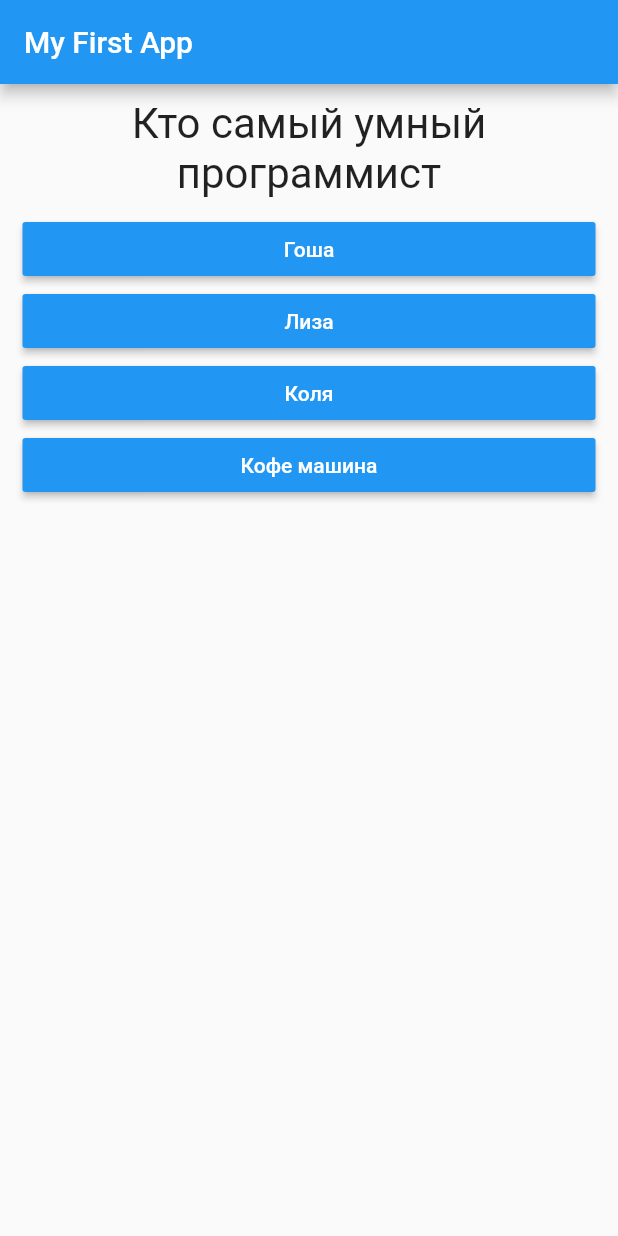
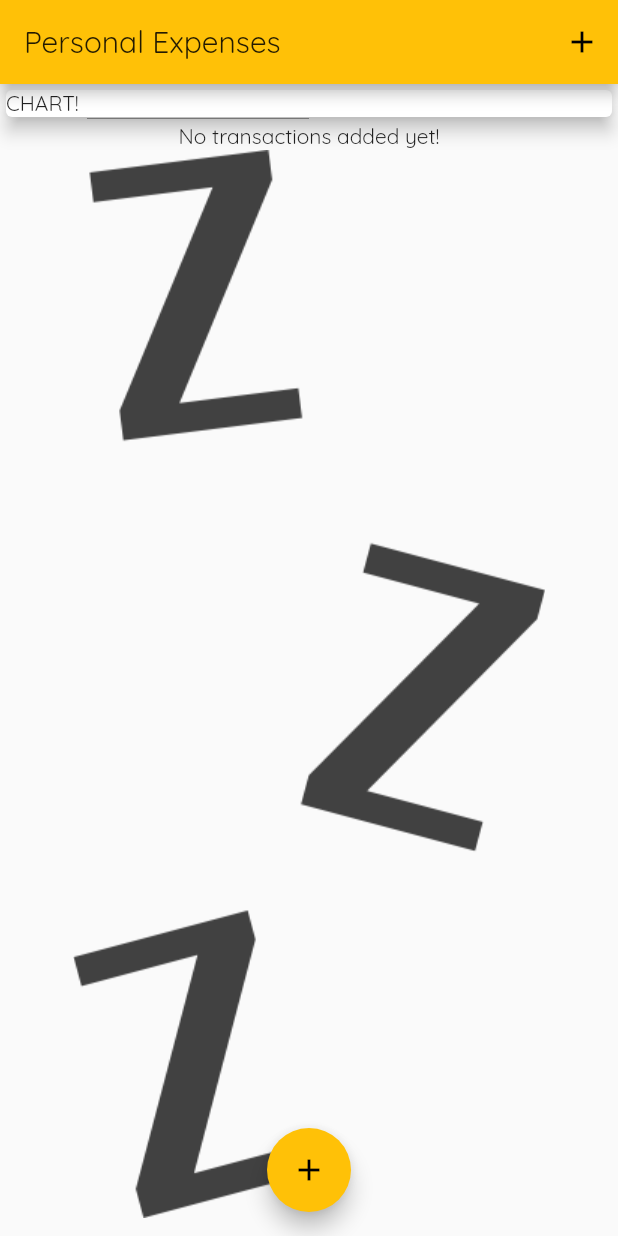
Before and after one commit to skromez/flutter, a Flutter app: the screen it shows after launch, on a phone screen of 412 x 824 dp. Run offline on Flutter 3.47's test engine with Material 2 defaults, Android fonts, the phone set to English and light mode, and no system bars.

Commit message:
working on new project

```diff
--- a/lib/answer.dart
+++ /dev/null
@@ -1,22 +0,0 @@
-import 'package:flutter/material.dart';
-
-class Answer extends StatelessWidget {
-  final Function selectHandler;
-  final String answerText;
-
-  Answer(this.selectHandler, this.answerText);
-
-  @override
-  Widget build(BuildContext context) {
-    return Container(
-      width: double.infinity,
-      margin: EdgeInsets.fromLTRB(15, 0, 15, 0),
-      child: RaisedButton(
-        color: Colors.blue,
-        textColor: Colors.white,
-        child: Text(answerText),
-        onPressed: selectHandler,
-      ),
-    );
-  }
-}
--- a/lib/main.dart
+++ b/lib/main.dart
@@ -1,80 +1,99 @@
 import 'package:flutter/material.dart';
+import 'widgets/new_transaction.dart';
+import 'widgets/transaction_list.dart';
 
-import './quiz.dart';
-import './result.dart';
+import 'models/transaction.dart';
 
 void main() => runApp(MyApp());
 
-class MyApp extends StatefulWidget {
+class MyApp extends StatelessWidget {
   @override
-  State<StatefulWidget> createState() {
-    // TODO: implement createState
-    return _MyAppState();
+  Widget build(BuildContext ctx) {
+    return MaterialApp(
+      title: 'Personal Expenses',
+      theme: ThemeData(
+        primarySwatch: Colors.amber,
+        fontFamily: 'Quicksand',
+      ),
+      home: MyHomePage(),
+    );
   }
 }
 
-class _MyAppState extends State<MyApp> {
-  var _questionIndex = 0;
-  var _totalScore = 0;
+class MyHomePage extends StatefulWidget {
+  @override
+  _MyHomePageState createState() => _MyHomePageState();
+}
 
-  void _resetQuiz() {
+class _MyHomePageState extends State<MyHomePage> {
+  final titleController = TextEditingController();
+  final amountController = TextEditingController();
+
+  final List<Transaction> _userTransactions = [
+    /*Transaction(
+      id: 't1',
+      title: 'New Shoes',
+      amount: 100,
+      date: DateTime.now(),
+    ),
+    Transaction(
+      id: 't2',
+      title: 'Weekly Groceries',
+      amount: 200,
+      date: DateTime.now(),
+    ),*/
+  ];
+
+  void _addNewTransaction(String title, int amount) {
+    final newTx = Transaction(
+      title: title,
+      amount: amount,
+      date: DateTime.now(),
+      id: DateTime.now().toString(),
+    );
+
     setState(() {
-      _questionIndex = 0;
-      _totalScore = 0;
+      _userTransactions.add(newTx);
     });
   }
 
-  static const _questions = [
-    {
-      'questionText': 'Кто самый умный программист',
-      'answers': [
-        {'text': 'Гоша', 'score': 10},
-        {'text': 'Лиза', 'score': 5},
-        {'text': 'Коля', 'score': 3},
-        {'text': 'Кофе машина', 'score': 0},
-      ]
-    },
-    {
-      'questionText': 'Самый лучший ПМ',
-      'answers': [
-        {'text': 'Саша Соловьев', 'score': 10},
-        {'text': 'Антон Брилев', 'score': 5},
-        {'text': 'Лена Татаринова', 'score': 3},
-        {'text': 'Сергей Галуза', 'score': 0},
-      ]
-    },
-    {
-      'questionText': 'Самый сложный вопрос человечества',
-      'answers': [
-        {'text': 'if (array.length) что выдаст???', 'score': 10},
-        {'text': 'mapDispatchToProps', 'score': 5},
-        {'text': 'Что такое ООП', 'score': 3},
-        {'text': 'Папей гавна', 'score': 0},
-      ]
-    },
-  ];
-
-  void _answerQuestion(int score) {
-    setState(() {
-      _questionIndex++;
-      _totalScore += score;
-    });
+  void _startAddNewTransaction(BuildContext ctx) {
+    showModalBottomSheet(
+        context: ctx,
+        builder: (_) {
+          return NewTransaction(addNewTx: _addNewTransaction);
+        });
   }
 
   @override
   Widget build(BuildContext c) {
-    return MaterialApp(
-      home: Scaffold(
-        appBar: AppBar(
-          title: Text('My First App'),
+    return Scaffold(
+      appBar: AppBar(
+        title: Text("Personal Expenses"),
+        actions: <Widget>[
+          IconButton(
+            icon: Icon(Icons.add),
+            onPressed: () => _startAddNewTransaction(context),
+          ),
+        ],
+      ),
+      body: SingleChildScrollView(
+        child: Column(
+          // mainAxisAlignment: MainAxisAlignment.start,
+          crossAxisAlignment: CrossAxisAlignment.stretch,
+          children: <Widget>[
+            Container(
+              width: double.infinity,
+              child: Card(elevation: 5, child: Text('CHART!')),
+            ),
+            TransactionList(_userTransactions)
+          ],
         ),
-        body: _questionIndex < _questions.length
-            ? Quiz(
-                answerQuestion: _answerQuestion,
-                questionIndex: _questionIndex,
-                questions: _questions,
-              )
-            : Result(_totalScore, _resetQuiz),
+      ),
+      floatingActionButtonLocation: FloatingActionButtonLocation.centerFloat,
+      floatingActionButton: FloatingActionButton(
+        child: Icon(Icons.add),
+        onPressed: () => _startAddNewTransaction(context),
       ),
     );
   }
--- /dev/null
+++ b/lib/models/transaction.dart
@@ -0,0 +1,15 @@
+import 'package:flutter/foundation.dart';
+
+class Transaction {
+  final String id;
+  final String title;
+  final int amount;
+  final DateTime date;
+
+  Transaction({
+    @required this.id,
+    @required this.title,
+    @required this.amount,
+    @required this.date,
+  });
+}
--- a/lib/question.dart
+++ /dev/null
@@ -1,20 +0,0 @@
-import 'package:flutter/material.dart';
-
-class Question extends StatelessWidget {
-  final String questionText;
-
-  Question(this.questionText);
-
-  @override
-  Widget build(BuildContext context) {
-    return Container(
-      width: double.infinity,
-      margin: EdgeInsets.all(10),
-      child: Text(
-        questionText,
-        style: TextStyle(fontSize: 28),
-        textAlign: TextAlign.center,
-      ),
-    );
-  }
-}
--- a/lib/quiz.dart
+++ /dev/null
@@ -1,31 +0,0 @@
-import 'package:flutter/material.dart';
-
-import './answer.dart';
-import './question.dart';
-
-class Quiz extends StatelessWidget {
-  final Function answerQuestion;
-  final int questionIndex;
-  final List<Map<String, Object>> questions;
-
-  Quiz({
-    @required this.questions,
-    @required this.answerQuestion,
-    @required this.questionIndex,
-  });
-
-  @override
-  Widget build(BuildContext context) {
-    return Column(
-      children: [
-        Question(
-          questions[questionIndex]['questionText'],
-        ),
-        ...(questions[questionIndex]['answers'] as List<Map<String, Object>>)
-            .map((answer) {
-          return Answer(() => answerQuestion(answer['score']), answer['text']);
-        }).toList()
-      ],
-    );
-  }
-}
--- /dev/null
+++ b/lib/widgets/transaction_list.dart
@@ -0,0 +1,75 @@
+import 'package:flutter/material.dart';
+import '../models/transaction.dart';
+
+import 'package:intl/intl.dart';
+
+class TransactionList extends StatelessWidget {
+  final List<Transaction> transactions;
+  TransactionList(this.transactions);
+
+  @override
+  Widget build(BuildContext ctx) {
+    return Container(
+        height: 400,
+        child: transactions.isEmpty
+            ? Column(
+                children: <Widget>[
+                  Text(
+                    'No transactions added yet!',
+                  ),
+                  Image.asset('assets/images/waiting.png')
+                ],
+              )
+            : ListView.builder(
+                itemBuilder: (ctx, index) {
+                  return Card(
+                    child: Row(
+                      children: <Widget>[
+                        Container(
+                          margin: EdgeInsets.symmetric(
+                            vertical: 10,
+                            horizontal: 15,
+                          ),
+                          decoration: BoxDecoration(
+                            border: Border.all(
+                              color: Theme.of(ctx).primaryColor,
+                              width: 2,
+                            ),
+                          ),
+                          padding: EdgeInsets.all(10),
+                          child: Text(
+                            '${transactions[index].amount.toString()}₽',
+                            style: TextStyle(
+                              fontWeight: FontWeight.bold,
+                              fontSize: 20,
+                              color: Theme.of(ctx).primaryColor,
+                            ),
+                          ),
+                        ),
+                        Column(
+                          crossAxisAlignment: CrossAxisAlignment.start,
+                          children: <Widget>[
+                            Text(
+                              transactions[index].title,
+                              style: TextStyle(
+                                fontWeight: FontWeight.bold,
+                                fontSize: 18,
+                              ),
+                            ),
+                            Text(
+                              DateFormat.yMMMd()
+                                  .format(transactions[index].date),
+                              style: TextStyle(
+                                color: Colors.grey,
+                              ),
+                            ),
+                          ],
+                        ),
+                      ],
+                    ),
+                  );
+                },
+                itemCount: transactions.length,
+              ));
+  }
+}
```
Also changed, not shown: lib/result.dart (deleted, +0 -45 lines), lib/widgets/new_transaction.dart (added, +62 -0 lines), pubspec.yaml (+15 -17 lines), assets/fonts/OpenSans-Bold.ttf (added), assets/fonts/OpenSans-Regular.ttf (added), assets/fonts/Quicksand-Bold.ttf (added), assets/fonts/Quicksand-Light.ttf (added), assets/fonts/Quicksand-Medium.ttf (added), assets/fonts/Quicksand-Regular.ttf (added), assets/images/waiting.png (added), pubspec.lock, 1 other file.
